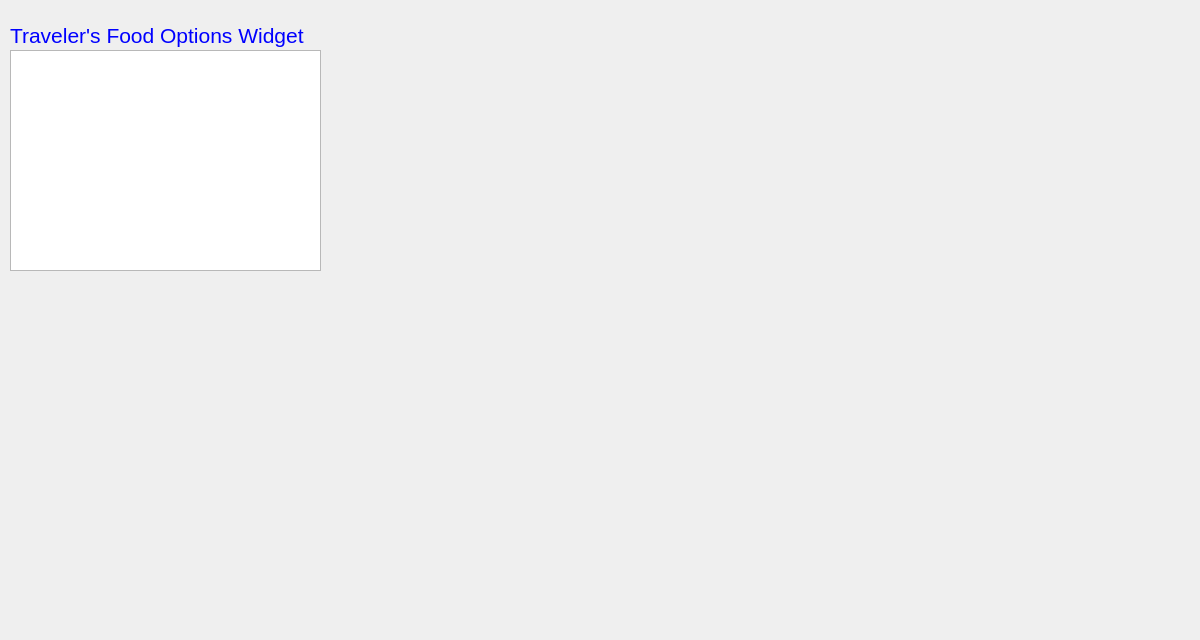
Before: the Qt Designer form EuropeanVacation/tFoods.ui in brivero0/TeamMagmar, drawn with Qt 5.
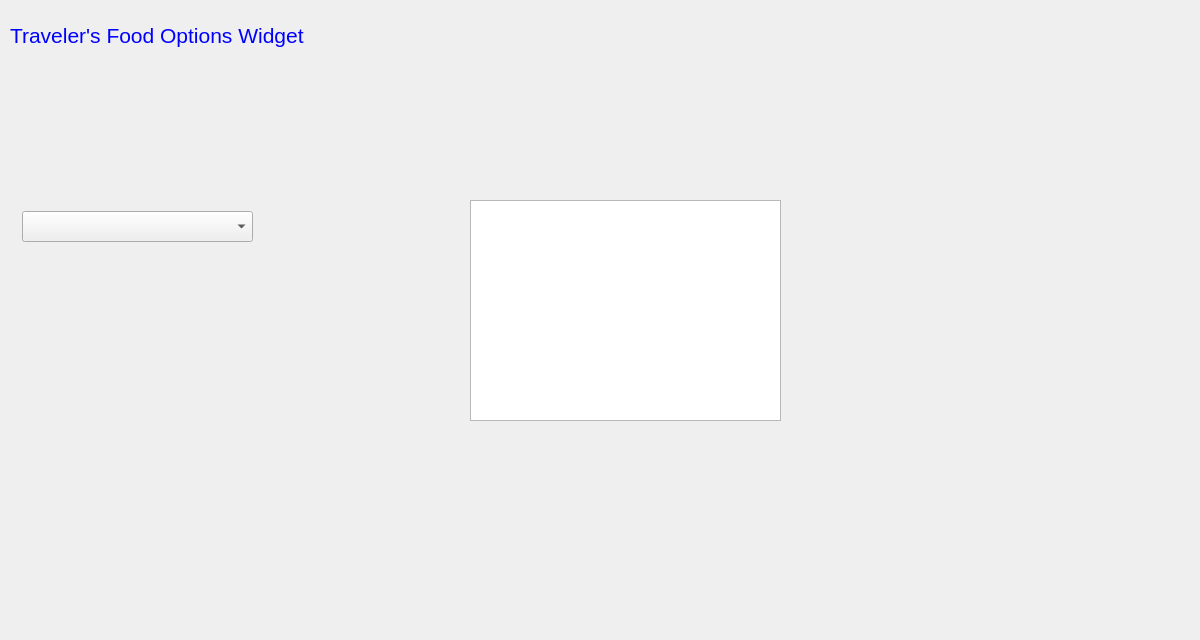
After: the same form once the commit is applied.

What changed in the file:
```diff
--- a/EuropeanVacation/tFoods.ui
+++ b/EuropeanVacation/tFoods.ui
@@ -55,13 +55,23 @@
   <widget class="QTableView" name="tFoodOptionsTV">
    <property name="geometry">
     <rect>
-     <x>10</x>
-     <y>50</y>
+     <x>470</x>
+     <y>200</y>
      <width>311</width>
      <height>221</height>
     </rect>
    </property>
   </widget>
+  <widget class="QComboBox" name="tCityList">
+   <property name="geometry">
+    <rect>
+     <x>22</x>
+     <y>211</y>
+     <width>231</width>
+     <height>31</height>
+    </rect>
+   </property>
+  </widget>
  </widget>
  <resources/>
  <connections/>
```
